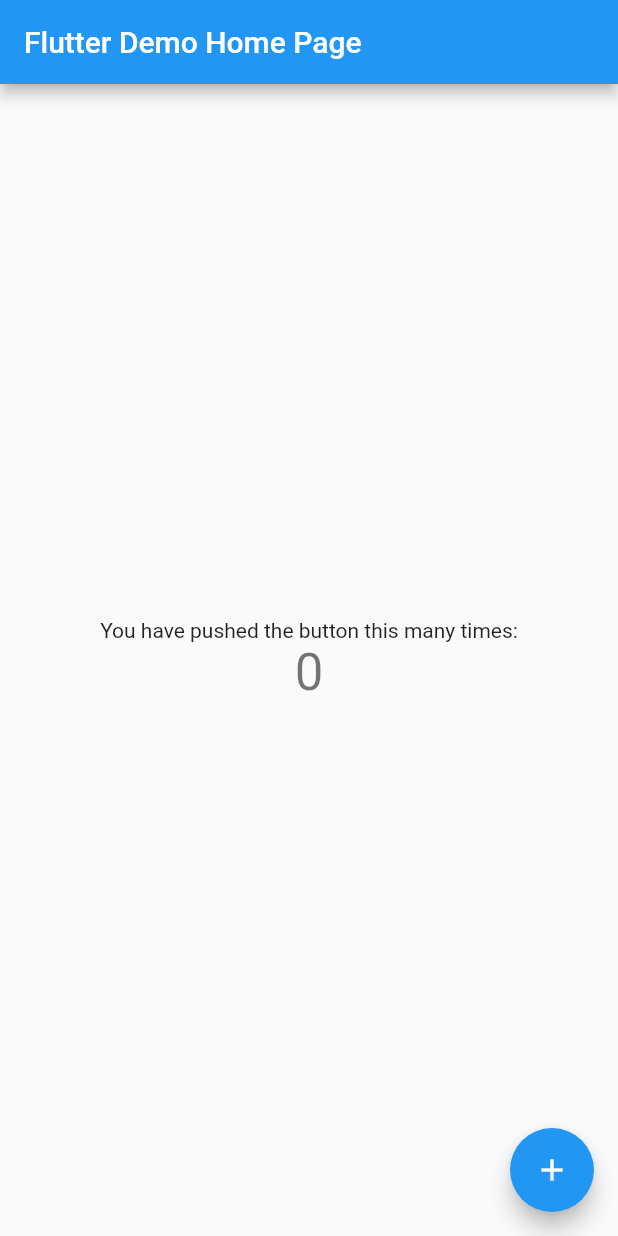
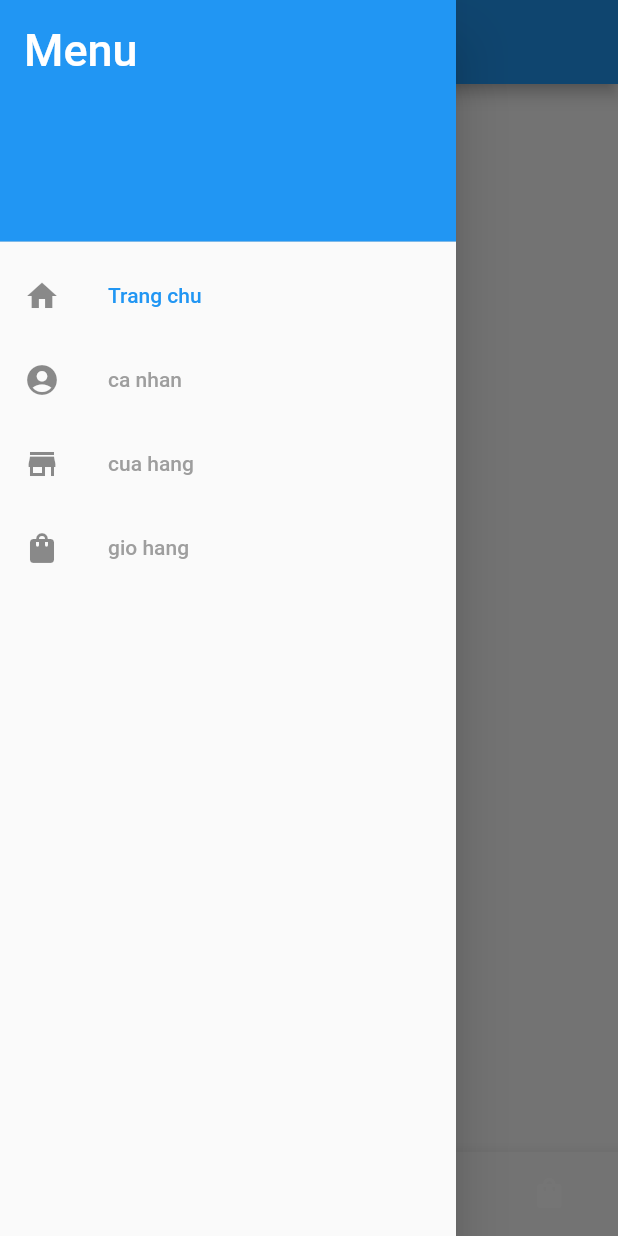
Before and after one commit to NguyenAnhKien66/Demo, a Flutter app: the screen it shows after launch, with the side drawer open (before the commit the screen has no drawer), on a phone screen of 412 x 824 dp. Run offline on Flutter 3.47's test engine with Material 2 defaults, Android fonts, the light colour scheme and no system bars.

Commit message:
init project

```diff
--- /dev/null
+++ b/lib/index_Screen.dart
@@ -0,0 +1,58 @@
+import 'package:demo_ccptpm/nav_bottom.dart';
+import 'package:flutter/material.dart';
+import 'package:flutter/src/widgets/framework.dart';
+import 'package:flutter/src/widgets/placeholder.dart';
+
+class Index_Screen extends StatelessWidget {
+  const Index_Screen({super.key,required this.idx});
+  final idx;
+  @override
+  Widget build(BuildContext context) {
+    return  Scaffold(appBar: AppBar(title:const Text('Trang chủ',style: (TextStyle()),)),
+    drawer:  Drawer(
+        child:  ListView(
+          children: <Widget> [
+            const DrawerHeader(
+              decoration: BoxDecoration(
+                color: Colors.blue,
+              ),
+              child: Text(
+                'Menu',
+                style: TextStyle(
+                  color: Colors.white,
+                  fontSize: 30,
+
+                ),
+              ),
+            ),
+
+            ListTile(
+              leading: Icon(Icons.home),
+              title: Text('Trang chu',style: TextStyle(color: idx==0? Colors.blue: Colors.grey)),
+              onTap:(){
+              Navigator.popUntil(context, (route) => route.isFirst);
+              Navigator.pushNamed(context, '/');
+              }
+            ),
+             ListTile(
+              leading: const Icon(Icons.account_circle),
+              title: Text('ca nhan',style: TextStyle(color: idx==1? Colors.blue: Colors.grey),),
+            ),
+            ListTile(
+              leading: const Icon(Icons.store),
+              title: Text('cua hang',style: TextStyle(color: idx==2? Colors.blue: Colors.grey),),
+            ),
+            ListTile(
+              leading: const Icon(Icons.shopping_bag),
+              title: Text('gio hang',style: TextStyle(color: idx==3? Colors.blue: Colors.grey),),
+            )
+          ],
+        ),
+
+      ),
+    bottomNavigationBar: const nav_bottom(idx: 0),
+
+    );
+
+  }
+}
--- a/lib/main.dart
+++ b/lib/main.dart
@@ -1,4 +1,5 @@
 import 'package:flutter/material.dart';
+import 'index_Screen.dart';
 
 void main() {
   runApp(const MyApp());
@@ -13,18 +14,17 @@
     return MaterialApp(
       title: 'Flutter Demo',
       theme: ThemeData(
-        // This is the theme of your application.
-        //
-        // Try running your application with "flutter run". You'll see the
-        // application has a blue toolbar. Then, without quitting the app, try
-        // changing the primarySwatch below to Colors.green and then invoke
-        // "hot reload" (press "r" in the console where you ran "flutter run",
-        // or simply save your changes to "hot reload" in a Flutter IDE).
-        // Notice that the counter didn't reset back to zero; the application
-        // is not restarted.
+
         primarySwatch: Colors.blue,
       ),
-      home: const MyHomePage(title: 'Flutter Demo Home Page'),
+      debugShowCheckedModeBanner: false,
+      initialRoute: '/',
+      routes: {
+        '/':(context) => const Index_Screen(idx:0),
+
+      },
+
+      // home: const Index_Screen(idx: 0)
     );
   }
 }
@@ -32,14 +32,6 @@
 class MyHomePage extends StatefulWidget {
   const MyHomePage({super.key, required this.title});
 
-  // This widget is the home page of your application. It is stateful, meaning
-  // that it has a State object (defined below) that contains fields that affect
-  // how it looks.
-
-  // This class is the configuration for the state. It holds the values (in this
-  // case the title) provided by the parent (in this case the App widget) and
-  // used by the build method of the State. Fields in a Widget subclass are
-  // always marked "final".
 
   final String title;
 
@@ -48,18 +40,9 @@
 }
 
 class _MyHomePageState extends State<MyHomePage> {
-  int _counter = 0;
 
-  void _incrementCounter() {
-    setState(() {
-      // This call to setState tells the Flutter framework that something has
-      // changed in this State, which causes it to rerun the build method below
-      // so that the display can reflect the updated values. If we changed
-      // _counter without calling setState(), then the build method would not be
-      // called again, and so nothing would appear to happen.
-      _counter++;
-    });
-  }
+
+
 
   @override
   Widget build(BuildContext context) {
@@ -71,45 +54,13 @@
     // than having to individually change instances of widgets.
     return Scaffold(
       appBar: AppBar(
-        // Here we take the value from the MyHomePage object that was created by
-        // the App.build method, and use it to set our appbar title.
+
         title: Text(widget.title),
       ),
-      body: Center(
-        // Center is a layout widget. It takes a single child and positions it
-        // in the middle of the parent.
-        child: Column(
-          // Column is also a layout widget. It takes a list of children and
-          // arranges them vertically. By default, it sizes itself to fit its
-          // children horizontally, and tries to be as tall as its parent.
-          //
-          // Invoke "debug painting" (press "p" in the console, choose the
-          // "Toggle Debug Paint" action from the Flutter Inspector in Android
-          // Studio, or the "Toggle Debug Paint" command in Visual Studio Code)
-          // to see the wireframe for each widget.
-          //
-          // Column has various properties to control how it sizes itself and
-          // how it positions its children. Here we use mainAxisAlignment to
-          // center the children vertically; the main axis here is the vertical
-          // axis because Columns are vertical (the cross axis would be
-          // horizontal).
-          mainAxisAlignment: MainAxisAlignment.center,
-          children: <Widget>[
-            const Text(
-              'You have pushed the button this many times:',
-            ),
-            Text(
-              '$_counter',
-              style: Theme.of(context).textTheme.headlineMedium,
-            ),
-          ],
-        ),
+      body: const Center(
+
       ),
-      floatingActionButton: FloatingActionButton(
-        onPressed: _incrementCounter,
-        tooltip: 'Increment',
-        child: const Icon(Icons.add),
-      ), // This trailing comma makes auto-formatting nicer for build methods.
+
     );
   }
 }
--- /dev/null
+++ b/lib/nav_bottom.dart
@@ -0,0 +1,38 @@
+import 'package:flutter/material.dart';
+import 'package:flutter/src/widgets/framework.dart';
+import 'package:flutter/src/widgets/placeholder.dart';
+
+class nav_bottom  extends StatelessWidget {
+  const nav_bottom({super.key,required this.idx});
+  final idx;
+  @override
+  Widget build(BuildContext context) {
+    return BottomNavigationBar(
+      fixedColor: Colors.blueAccent,
+    items: const[
+        BottomNavigationBarItem(
+          label: "Trang chủ",
+          icon: Icon(Icons.home)),
+          BottomNavigationBarItem(
+          label: "Ca nhan",
+          icon: Icon(Icons.account_circle)),
+          BottomNavigationBarItem(
+          label: "cua hang",
+          icon: Icon(Icons.store)),
+          BottomNavigationBarItem(
+          label: "gio hang",
+          icon: Icon(Icons.shopping_bag)),
+
+    ],
+    currentIndex: idx,
+    onTap: (int indexOfItem){
+          if(indexOfItem==0)
+          {
+            Navigator.popUntil(context, (route) => route.isFirst);
+            Navigator.pushNamed(context, '/');
+          }
+      }
+    );
+
+  }
+}
```
Also changed, not shown: 19 other files.
